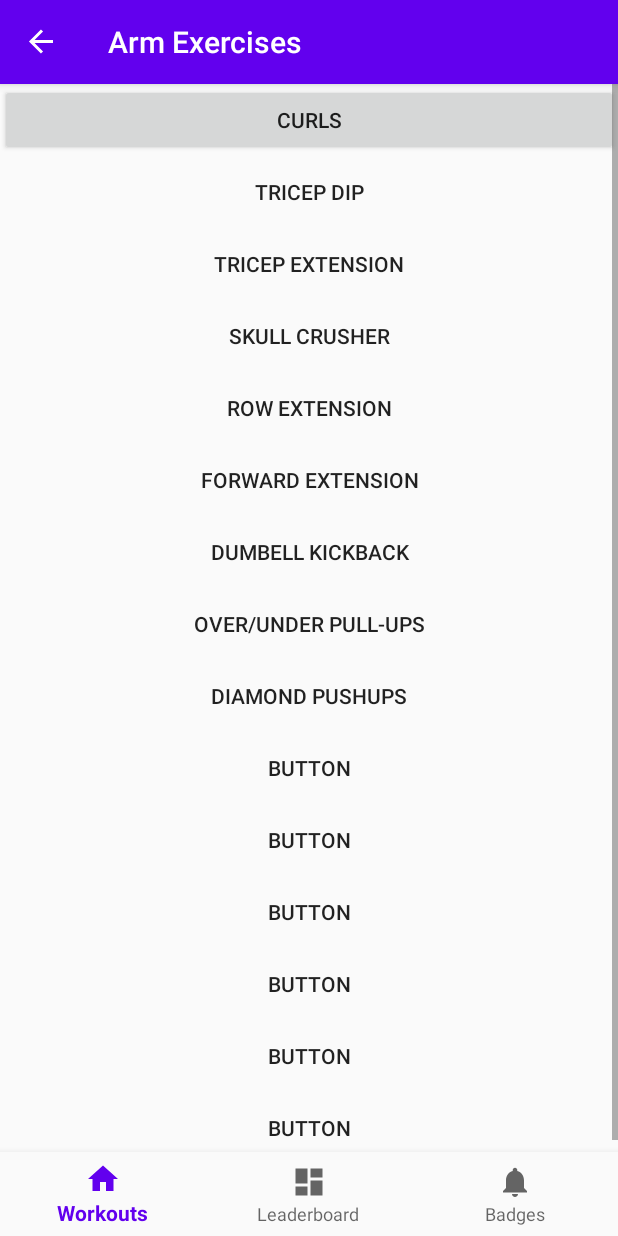
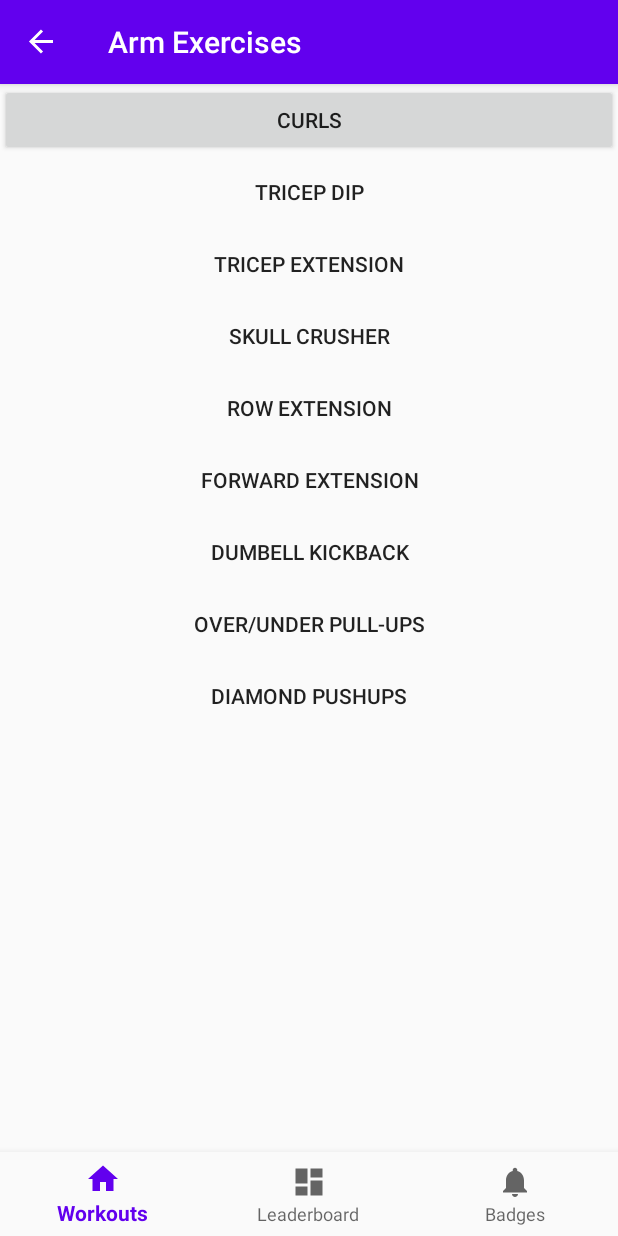
Before and after one commit to naporter/FitZique, an Android app: the ArmsFragment screen opened through its navigation route, on a phone screen of 412 x 824 dp. Run offline under Robolectric (Android 15) with nearby library versions, the phone set to English and light mode, and no system bars; our stand-ins replace navigation-ui.

```diff
--- a/app/src/main/res/layout/fragment_arms.xml
+++ b/app/src/main/res/layout/fragment_arms.xml
@@ -82,48 +82,6 @@
                 android:background="@android:color/transparent"
                 android:text="Diamond Pushups" />
 
-            <Button
-                android:id="@+id/button26"
-                android:layout_width="match_parent"
-                android:layout_height="match_parent"
-                android:background="@android:color/transparent"
-                android:text="Button" />
-
-            <Button
-                android:id="@+id/button27"
-                android:layout_width="match_parent"
-                android:layout_height="match_parent"
-                android:background="@android:color/transparent"
-                android:text="Button" />
-
-            <Button
-                android:id="@+id/button28"
-                android:layout_width="match_parent"
-                android:layout_height="match_parent"
-                android:background="@android:color/transparent"
-                android:text="Button" />
-
-            <Button
-                android:id="@+id/button29"
-                android:layout_width="match_parent"
-                android:layout_height="match_parent"
-                android:background="@android:color/transparent"
-                android:text="Button" />
-
-            <Button
-                android:id="@+id/button30"
-                android:layout_width="match_parent"
-                android:layout_height="match_parent"
-                android:background="@android:color/transparent"
-                android:text="Button" />
-
-            <Button
-                android:id="@+id/button31"
-                android:layout_width="match_parent"
-                android:layout_height="match_parent"
-                android:background="@android:color/transparent"
-                android:text="Button" />
-
         </LinearLayout>
     </ScrollView>
 </androidx.constraintlayout.widget.ConstraintLayout>
```
